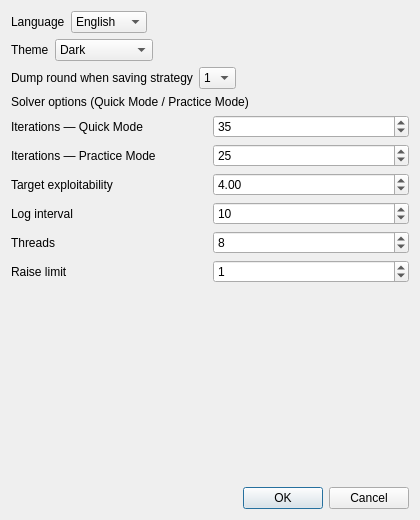
First picture: the form in settingeditor.ui, repository NicolasTu-dev/NicoSolver, before the edit.
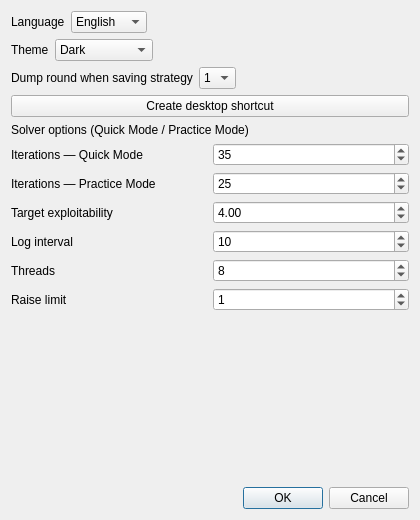
Second picture: the form after the edit.

Commit message:
Add a "Create desktop shortcut" button to Settings
Uses QFile::link() to drop a Solverix.lnk on the desktop pointing at
the running executable. Also cleaned up a stale main.cpp comment that
still described the old simulated/local login instead of the real
solverix-api-backed one.

Diff of the .ui file:
```diff
--- a/settingeditor.ui
+++ b/settingeditor.ui
@@ -155,6 +155,13 @@
        </item>
       </layout>
      </item>
+     <item>
+      <widget class="QPushButton" name="createShortcutButton">
+       <property name="text">
+        <string>Create desktop shortcut</string>
+       </property>
+      </widget>
+     </item>
      <item>
       <widget class="QLabel" name="quickModeOptionsLabel">
        <property name="text">
```
The commit also changes 7 other files.
